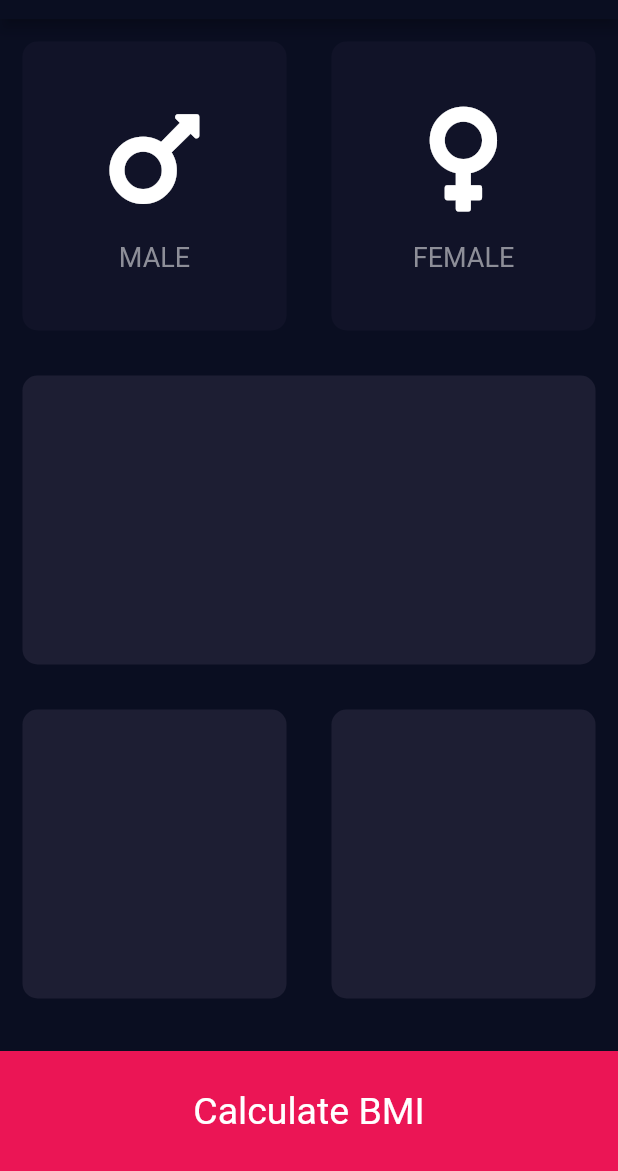
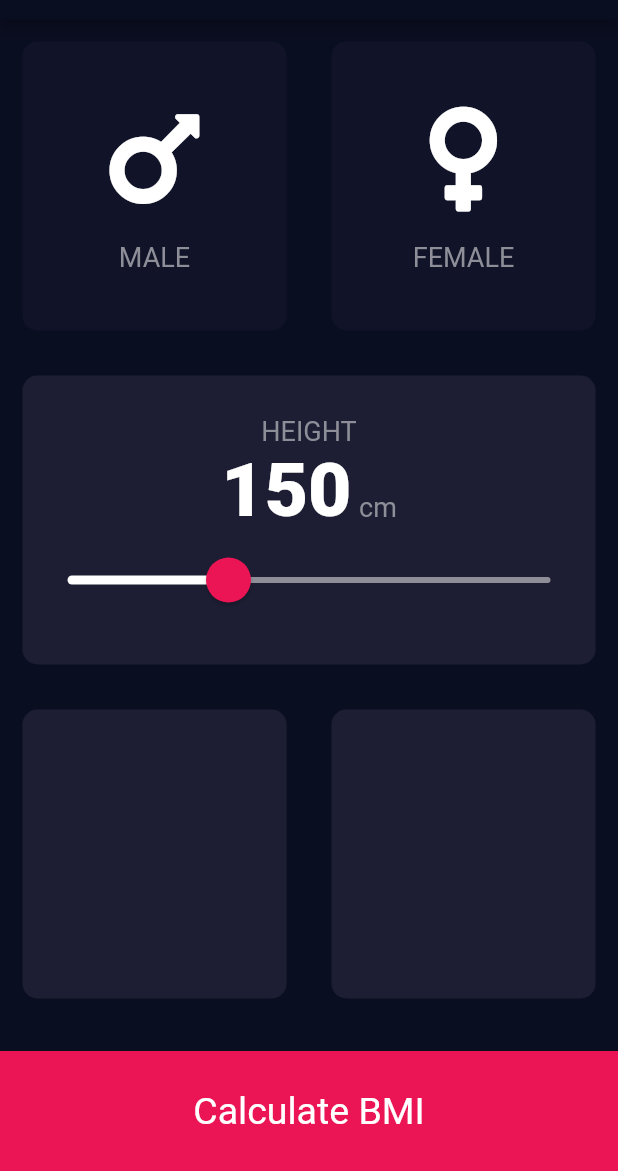
Before and after one commit to mahmudalsohan/bmi_calculator, a Flutter app: the screen it shows after launch, on a phone screen of 412 x 824 dp, the part 65-1236 px from its top. Run offline on Flutter 3.47's test engine with Material 2 defaults, Android fonts, the phone set to English and light mode, and no system bars; our stand-ins replace font_awesome_flutter.

Commit message:
created slider

```diff
--- a/lib/constants/constant.dart
+++ b/lib/constants/constant.dart
@@ -8,3 +8,8 @@ const kLabelTextStyle = TextStyle(
   fontSize: 18,
   color: Color(0xFF8D8E98),
 );
+
+const kNumberTextStyle = TextStyle(
+  fontSize: 50,
+  fontWeight: FontWeight.w900,
+);
--- a/lib/pages/inputPage.dart
+++ b/lib/pages/inputPage.dart
@@ -12,7 +12,7 @@ class InputPage extends StatefulWidget {
 
 class _InputPageState extends State<InputPage> {
   Gender selectedGender;
-
+  int defaultHeight = 150;
   @override
   Widget build(BuildContext context) {
     return Scaffold(
@@ -21,6 +21,7 @@ class _InputPageState extends State<InputPage> {
           centerTitle: true,
         ),
         body: Column(
+          crossAxisAlignment: CrossAxisAlignment.stretch,
           children: [
             Expanded(
               child: Row(
@@ -63,6 +64,53 @@ class _InputPageState extends State<InputPage> {
             Expanded(
               child: ReusableCard(
                 colour: kActiveCardColor,
+                cardChild: Column(
+                  mainAxisAlignment: MainAxisAlignment.center,
+                  children: [
+                    Text(
+                      'HEIGHT',
+                      style: kLabelTextStyle,
+                    ),
+                    Row(
+                      mainAxisAlignment: MainAxisAlignment.center,
+                      crossAxisAlignment: CrossAxisAlignment.baseline,
+                      textBaseline: TextBaseline.alphabetic,
+                      children: [
+                        Text(
+                          defaultHeight.toString(),
+                          style: kNumberTextStyle,
+                        ),
+                        SizedBox(width: 5),
+                        Text(
+                          'cm',
+                          style: kLabelTextStyle,
+                        )
+                      ],
+                    ),
+                    SliderTheme(
+                      data: SliderTheme.of(context).copyWith(
+                        activeTrackColor: Colors.white,
+                        inactiveTrackColor: Color(0xFF8D8E98),
+                        thumbColor: Color(0xFFEB1555),
+                        overlayColor: Color(0x29EB1555),
+                        thumbShape:
+                            RoundSliderThumbShape(enabledThumbRadius: 15.0),
+                        overlayShape:
+                            RoundSliderOverlayShape(overlayRadius: 30.0),
+                      ),
+                      child: Slider(
+                        value: defaultHeight.toDouble(),
+                        min: 100.0,
+                        max: 250.0,
+                        onChanged: (double newValue) {
+                          setState(() {
+                            defaultHeight = newValue.round();
+                          });
+                        },
+                      ),
+                    )
+                  ],
+                ),
               ),
             ),
             Expanded(
```
